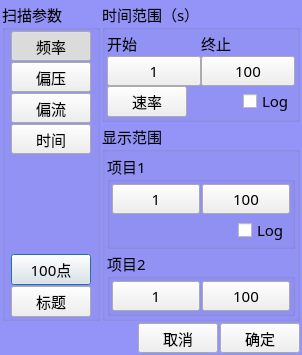
First picture: the form in AnalysisMode/frmTraceSetup.ui, repository caicaiking/WKEFactoryView2014, before the edit.
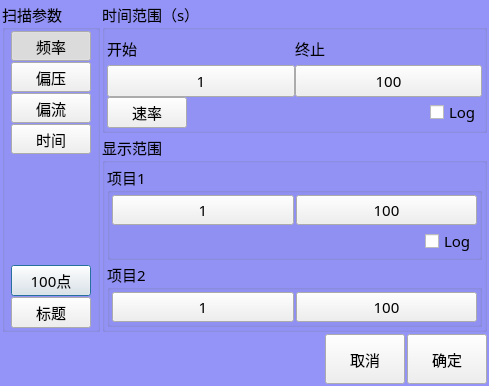
Second picture: the form after the edit.

The edit to the form file:
```diff
--- a/AnalysisMode/frmTraceSetup.ui
+++ b/AnalysisMode/frmTraceSetup.ui
@@ -6,8 +6,8 @@
    <rect>
     <x>0</x>
     <y>0</y>
-    <width>302</width>
-    <height>293</height>
+    <width>489</width>
+    <height>386</height>
    </rect>
   </property>
   <property name="font">
@@ -205,6 +205,12 @@
             <height>30</height>
            </size>
           </property>
+          <property name="maximumSize">
+           <size>
+            <width>1414</width>
+            <height>1414</height>
+           </size>
+          </property>
           <property name="font">
            <font>
             <family>楷体</family>
@@ -230,6 +236,12 @@
             <height>30</height>
            </size>
           </property>
+          <property name="maximumSize">
+           <size>
+            <width>1414</width>
+            <height>1414</height>
+           </size>
+          </property>
           <property name="font">
            <font>
             <family>楷体</family>
@@ -318,8 +330,8 @@
                 </property>
                 <property name="maximumSize">
                  <size>
-                  <width>16777215</width>
-                  <height>30</height>
+                  <width>1414</width>
+                  <height>1414</height>
                  </size>
                 </property>
                 <property name="font">
@@ -366,8 +378,8 @@
                 </property>
                 <property name="maximumSize">
                  <size>
-                  <width>16777215</width>
-                  <height>30</height>
+                  <width>1414</width>
+                  <height>1414</height>
                  </size>
                 </property>
                 <property name="font">
@@ -395,6 +407,12 @@
                 <height>0</height>
                </size>
               </property>
+              <property name="maximumSize">
+               <size>
+                <width>1414</width>
+                <height>1414</height>
+               </size>
+              </property>
               <property name="font">
                <font>
                 <family>楷体</family>
@@ -512,8 +530,8 @@
                  </property>
                  <property name="maximumSize">
                   <size>
-                   <width>16777215</width>
-                   <height>30</height>
+                   <width>1414</width>
+                   <height>1414</height>
                   </size>
                  </property>
                  <property name="font">
@@ -537,8 +555,8 @@
                  </property>
                  <property name="maximumSize">
                   <size>
-                   <width>16777215</width>
-                   <height>30</height>
+                   <width>1414</width>
+                   <height>1414</height>
                   </size>
                  </property>
                  <property name="font">
@@ -630,8 +648,8 @@
                </property>
                <property name="maximumSize">
                 <size>
-                 <width>16777215</width>
-                 <height>30</height>
+                 <width>1414</width>
+                 <height>1414</height>
                 </size>
                </property>
                <property name="font">
@@ -655,8 +673,8 @@
                </property>
                <property name="maximumSize">
                 <size>
-                 <width>16777215</width>
-                 <height>30</height>
+                 <width>1414</width>
+                 <height>1414</height>
                 </size>
                </property>
                <property name="font">
@@ -708,7 +726,13 @@
          <property name="minimumSize">
           <size>
            <width>80</width>
-           <height>30</height>
+           <height>50</height>
+          </size>
+         </property>
+         <property name="maximumSize">
+          <size>
+           <width>1414</width>
+           <height>1414</height>
           </size>
          </property>
          <property name="font">
@@ -733,7 +757,13 @@
          <property name="minimumSize">
           <size>
            <width>80</width>
-           <height>30</height>
+           <height>50</height>
+          </size>
+         </property>
+         <property name="maximumSize">
+          <size>
+           <width>1414</width>
+           <height>1414</height>
           </size>
          </property>
          <property name="font">
```
Left out of the diff: 24 changed lines with no effect on the pictures.
